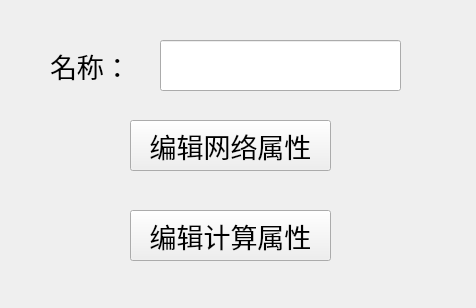
Qt form UI/Network/Host/set_host_args.ui (tocods/jobSimQt) before a commit.
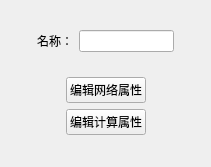
The same form after that commit.

Diff of the .ui file:
```diff
--- a/UI/Network/Host/set_host_args.ui
+++ b/UI/Network/Host/set_host_args.ui
@@ -6,88 +6,109 @@
    <rect>
     <x>0</x>
     <y>0</y>
-    <width>476</width>
-    <height>308</height>
+    <width>211</width>
+    <height>167</height>
    </rect>
   </property>
-  <property name="font">
-   <font>
-    <pointsize>20</pointsize>
-   </font>
-  </property>
   <property name="windowTitle">
    <string>Dialog</string>
   </property>
-  <widget class="QPushButton" name="sysButton">
-   <property name="geometry">
-    <rect>
-     <x>130</x>
-     <y>210</y>
-     <width>201</width>
-     <height>51</height>
-    </rect>
-   </property>
-   <property name="font">
-    <font>
-     <pointsize>20</pointsize>
-    </font>
-   </property>
-   <property name="text">
-    <string>编辑计算属性</string>
-   </property>
-   <property name="autoDefault">
-    <bool>false</bool>
-   </property>
-  </widget>
-  <widget class="QPushButton" name="netButton">
-   <property name="geometry">
-    <rect>
-     <x>130</x>
-     <y>120</y>
-     <width>201</width>
-     <height>51</height>
-    </rect>
-   </property>
-   <property name="font">
-    <font>
-     <pointsize>20</pointsize>
-    </font>
-   </property>
-   <property name="text">
-    <string>编辑网络属性</string>
-   </property>
-   <property name="autoDefault">
-    <bool>false</bool>
-   </property>
-  </widget>
-  <widget class="QLabel" name="label">
-   <property name="geometry">
-    <rect>
-     <x>50</x>
-     <y>40</y>
-     <width>91</width>
-     <height>51</height>
-    </rect>
-   </property>
-   <property name="font">
-    <font>
-     <pointsize>20</pointsize>
-    </font>
-   </property>
-   <property name="text">
-    <string>名称：</string>
-   </property>
-  </widget>
-  <widget class="QLineEdit" name="lineEdit_name">
-   <property name="geometry">
-    <rect>
-     <x>160</x>
-     <y>40</y>
-     <width>241</width>
-     <height>51</height>
-    </rect>
-   </property>
-  </widget>
+  <layout class="QVBoxLayout" name="verticalLayout_4">
+   <item>
+    <layout class="QHBoxLayout" name="horizontalLayout">
+     <item>
+      <spacer name="horizontalSpacer">
+       <property name="orientation">
+        <enum>Qt::Horizontal</enum>
+       </property>
+       <property name="sizeHint" stdset="0">
+        <size>
+         <width>40</width>
+         <height>20</height>
+        </size>
+       </property>
+      </spacer>
+     </item>
+     <item>
+      <widget class="QLabel" name="label">
+       <property name="text">
+        <string>名称：</string>
+       </property>
+      </widget>
+     </item>
+     <item>
+      <widget class="QLineEdit" name="lineEdit_name"/>
+     </item>
+     <item>
+      <spacer name="horizontalSpacer_2">
+       <property name="orientation">
+        <enum>Qt::Horizontal</enum>
+       </property>
+       <property name="sizeHint" stdset="0">
+        <size>
+         <width>40</width>
+         <height>20</height>
+        </size>
+       </property>
+      </spacer>
+     </item>
+    </layout>
+   </item>
+   <item>
+    <layout class="QHBoxLayout" name="horizontalLayout_2">
+     <item>
+      <spacer name="horizontalSpacer_3">
+       <property name="orientation">
+        <enum>Qt::Horizontal</enum>
+       </property>
+       <property name="sizeHint" stdset="0">
+        <size>
+         <width>10</width>
+         <height>20</height>
+        </size>
+       </property>
+      </spacer>
+     </item>
+     <item>
+      <layout class="QVBoxLayout" name="verticalLayout_2">
+       <item>
+        <widget class="QPushButton" name="netButton">
+         <property name="text">
+          <string>编辑网络属性</string>
+         </property>
+         <property name="autoDefault">
+          <bool>false</bool>
+         </property>
+        </widget>
+       </item>
+       <item>
+        <widget class="QPushButton" name="sysButton">
+         <property name="text">
+          <string>编辑计算属性</string>
+         </property>
+         <property name="autoDefault">
+          <bool>false</bool>
+         </property>
+        </widget>
+       </item>
+      </layout>
+     </item>
+     <item>
+      <spacer name="horizontalSpacer_4">
+       <property name="orientation">
+        <enum>Qt::Horizontal</enum>
+       </property>
+       <property name="sizeHint" stdset="0">
+        <size>
+         <width>10</width>
+         <height>20</height>
+        </size>
+       </property>
+      </spacer>
+     </item>
+    </layout>
+   </item>
+  </layout>
  </widget>
  <resources/>
  <connections/>
```
